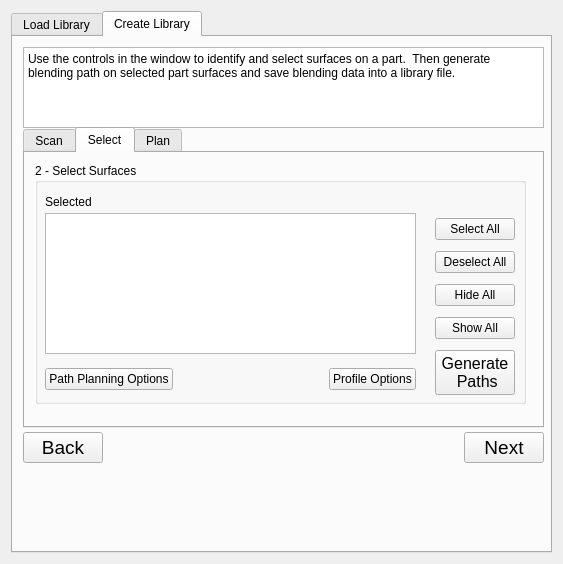
Above: godel_plugins/src/widgets/robot_blending_plugin.ui from ros-industrial-attic/godel before the change. Below: the same form after it.
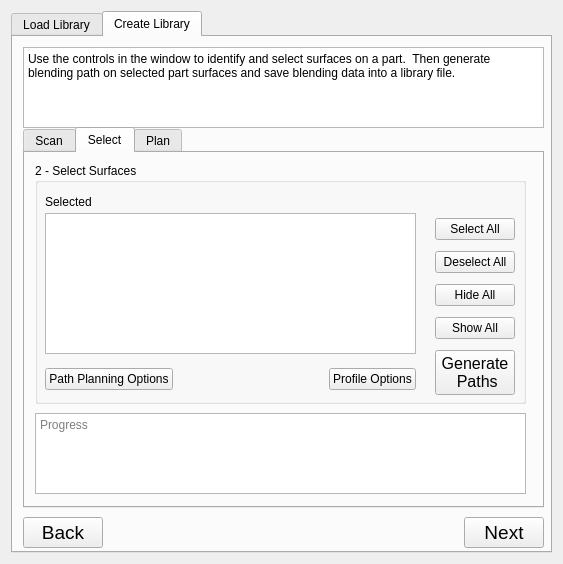
That is the form after the change. The open tabs and pages were chosen to show the change.

Commit message: Connected path planning feedback text to admin gui Changed simple gui implementation to draw directly from gui element rather than a member string Added logic to scroll text when a new line is appended to the text box

Diff of the .ui file:
```diff
--- a/godel_plugins/src/widgets/robot_blending_plugin.ui
+++ b/godel_plugins/src/widgets/robot_blending_plugin.ui
@@ -72,7 +72,7 @@
          <x>10</x>
          <y>90</y>
          <width>521</width>
-         <height>301</height>
+         <height>381</height>
         </rect>
        </property>
        <property name="currentIndex">
@@ -451,6 +451,19 @@
          <zorder>label_6</zorder>
          <zorder>ListWidgetSelectedSurfs</zorder>
         </widget>
+        <widget class="QTextEdit" name="textEditFeedback">
+         <property name="geometry">
+          <rect>
+           <x>10</x>
+           <y>260</y>
+           <width>491</width>
+           <height>81</height>
+          </rect>
+         </property>
+         <property name="placeholderText">
+          <string>Progress</string>
+         </property>
+        </widget>
        </widget>
        <widget class="QWidget" name="tab_3">
         <attribute name="title">
@@ -534,7 +547,7 @@
        <property name="geometry">
         <rect>
          <x>10</x>
-         <y>395</y>
+         <y>480</y>
          <width>521</width>
          <height>32</height>
         </rect>
```
The commit also changes 6 other files.
